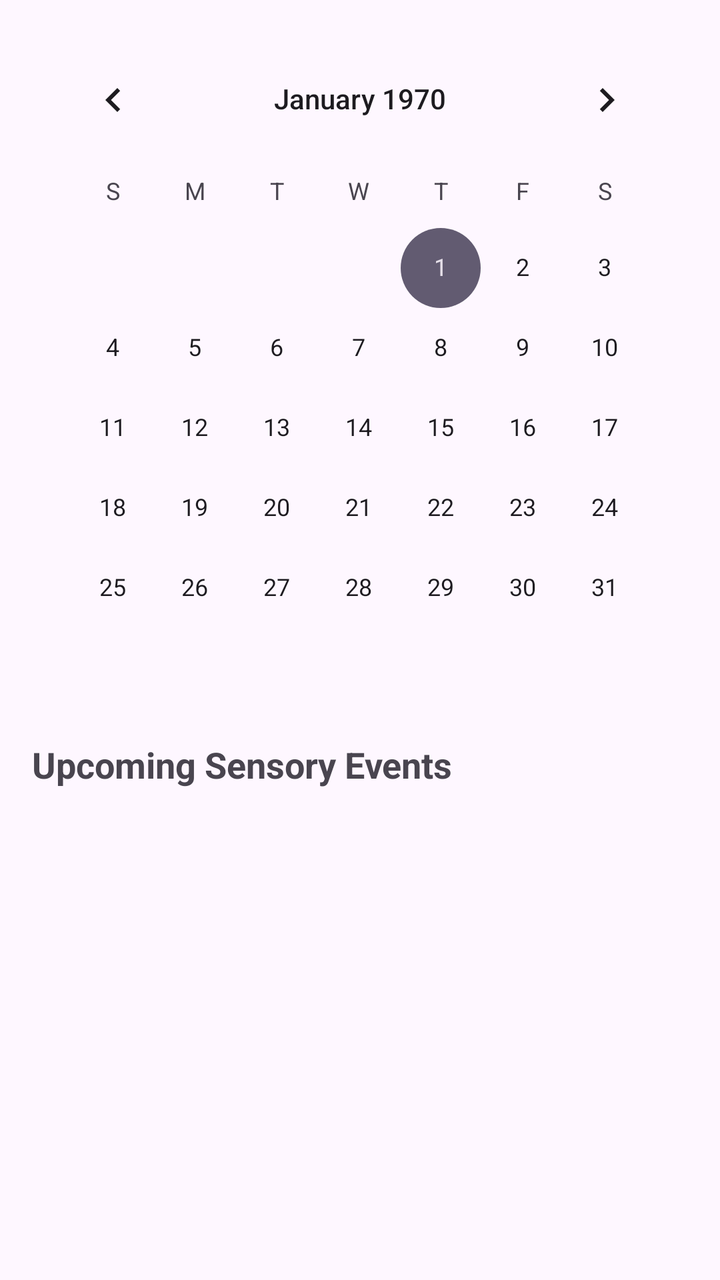
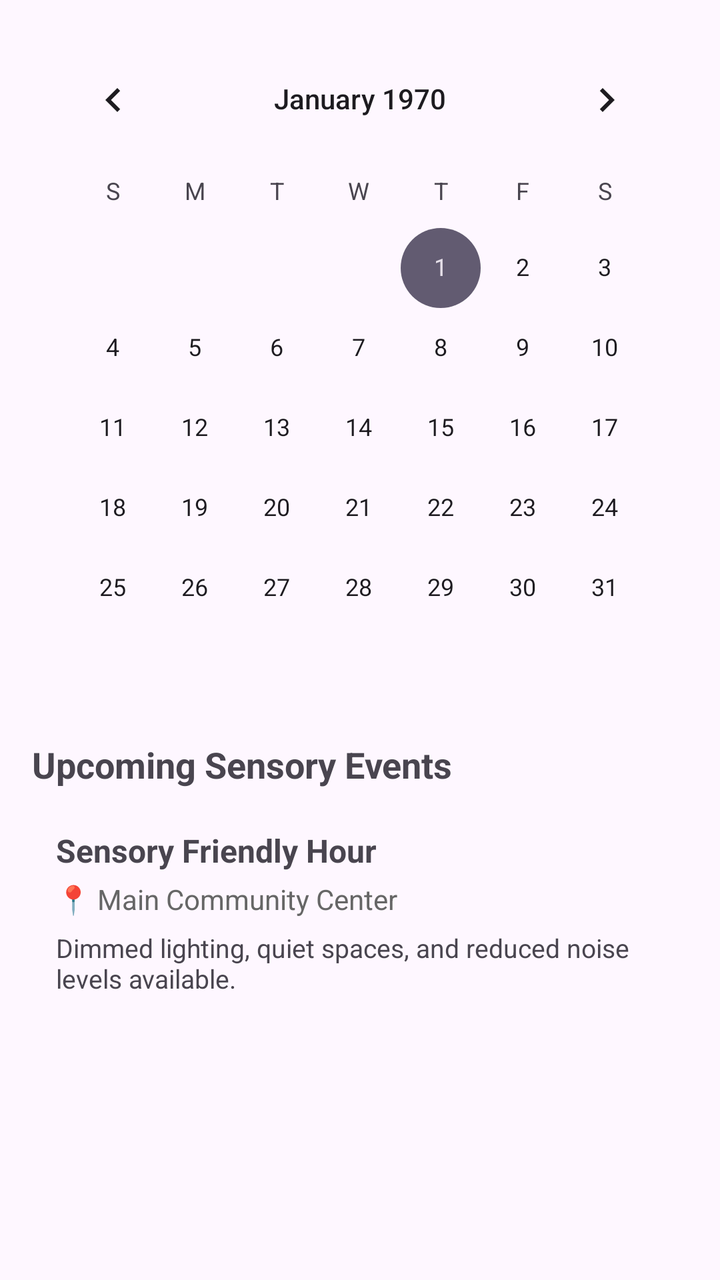

An Android layout rendered at two revisions. The XML below is the earlier revision; the diff shows what the commit changed to produce the second picture.
<!-- AndroidManifest.xml: application theme AppTheme -->
<!-- res/layout/fragment_calendar.xml -->
<?xml version="1.0" encoding="utf-8"?>
<LinearLayout
  xmlns:android="http://schemas.android.com/apk/res/android"
  xmlns:app="http://schemas.android.com/apk/res-auto"
  xmlns:tools="http://schemas.android.com/tools"
  android:layout_width="match_parent"
  android:layout_height="match_parent"
  android:orientation="vertical"
  android:padding="16dp">

  
  <CalendarView
    android:id="@+id/calendar_view"
    android:layout_width="match_parent"
    android:layout_height="wrap_content" />

  <TextView
    android:id="@+id/text_events_header"
    android:layout_width="wrap_content"
    android:layout_height="wrap_content"
    android:layout_marginTop="16dp"
    android:layout_marginBottom="8dp"
    android:text="Upcoming Sensory Events"
    android:textSize="18sp"
    android:textStyle="bold" />

  <androidx.recyclerview.widget.RecyclerView
    android:id="@+id/recycler_events"
    android:layout_width="match_parent"
    android:layout_height="0dp"
    android:layout_weight="1" />
</LinearLayout>
<!-- resources referenced by this layout -->
<resources>
  <style name="AppTheme" parent="Theme.Material3.DayNight">
      
    </style>
</resources>

<!-- the commit's change to res/layout/fragment_calendar.xml (unified diff, before → after) -->
@@ -24,9 +24,36 @@
     android:textSize="18sp"
     android:textStyle="bold" />
 
-  <androidx.recyclerview.widget.RecyclerView
-    android:id="@+id/recycler_events"
+<LinearLayout
+  android:layout_width="match_parent"
+  android:layout_height="wrap_content"
+  android:orientation="vertical"
+  android:padding="12dp">
+
+  <TextView
+    android:id="@+id/text_event_title"
     android:layout_width="match_parent"
-    android:layout_height="0dp"
-    android:layout_weight="1" />
+    android:layout_height="wrap_content"
+    android:text="Sensory Friendly Hour"
+    android:textSize="16sp"
+    android:textStyle="bold" />
+
+  <TextView
+    android:id="@+id/text_event_location"
+    android:layout_width="match_parent"
+    android:layout_height="wrap_content"
+    android:layout_marginTop="4dp"
+    android:text="📍 Main Community Center"
+    android:textColor="#666666"
+    android:textSize="14sp" />
+
+  <TextView
+    android:id="@+id/text_event_description"
+    android:layout_width="match_parent"
+    android:layout_height="wrap_content"
+    android:layout_marginTop="6dp"
+    android:text="Dimmed lighting, quiet spaces, and reduced noise levels available."
+    android:textSize="13sp" />
+
 </LinearLayout>
+</LinearLayout>
